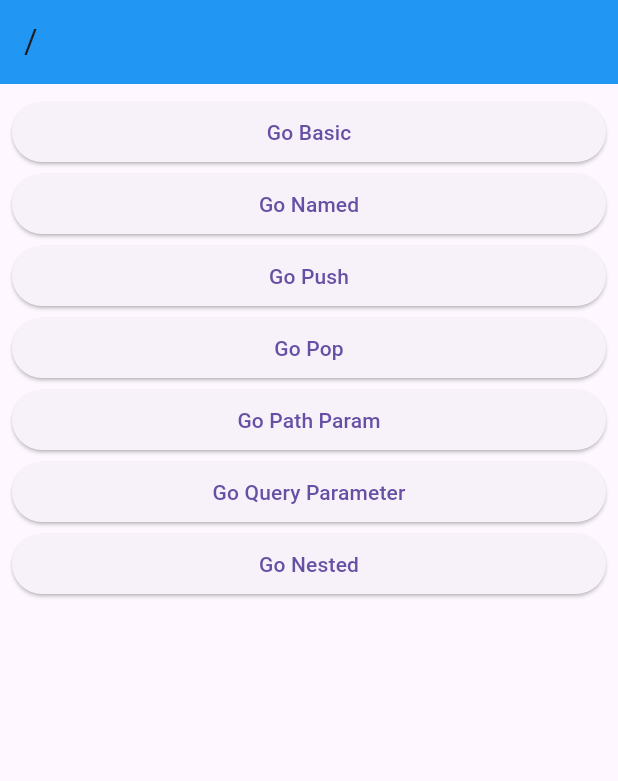
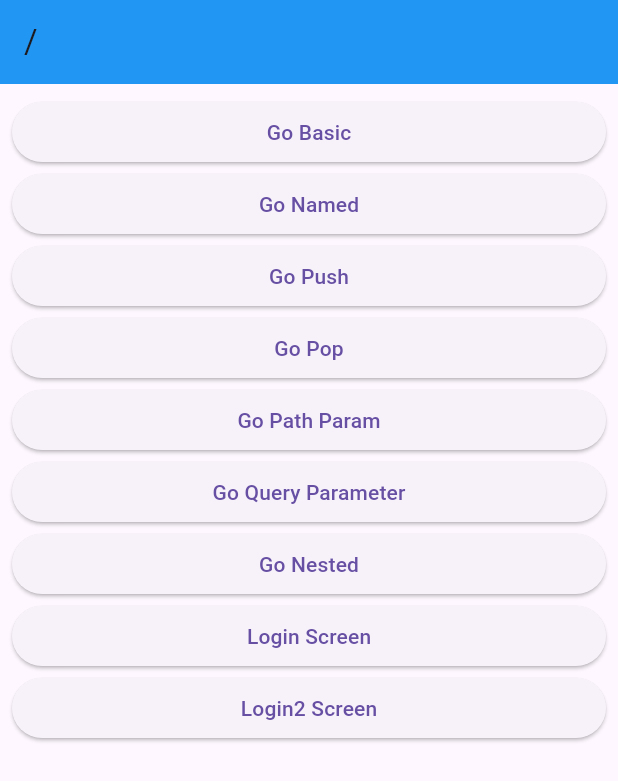
Before and after one commit to DeukYu/inflearn-flutter-intermediate, a Flutter app: the screen it shows after launch, on a phone screen of 412 x 824 dp. Shown: the top 781 px of the screen. Run offline on Flutter 3.47's test engine with Material 3 defaults, Android fonts, the phone set to English and light mode, and no system bars; our stand-ins replace dio, flutter_riverpod, flutter_secure_storage, go_router, retrofit, riverpod_annotation and 1 more; generated files the repository leaves out were written again.

Commit message:
go_router example

```diff
--- a/go_router_v7/lib/route/router.dart
+++ b/go_router_v7/lib/route/router.dart
@@ -1,14 +1,18 @@
 import 'package:go_router/go_router.dart';
-import 'package:go_router_v7/screen/basic_screen.dart';
-import 'package:go_router_v7/screen/named_screen.dart';
+import 'package:go_router_v7/screen/1_basic_screen.dart';
+import 'package:go_router_v7/screen/2_named_screen.dart';
+import 'package:go_router_v7/screen/9_login_screen.dart';
 import 'package:go_router_v7/screen/nested_child_screen.dart';
 import 'package:go_router_v7/screen/nested_screen.dart';
 import 'package:go_router_v7/screen/path_param_screen.dart';
 import 'package:go_router_v7/screen/pop_base_screen.dart';
 import 'package:go_router_v7/screen/pop_return_screen.dart';
+import 'package:go_router_v7/screen/private_screen.dart';
 import 'package:go_router_v7/screen/push_screen.dart';
 import 'package:go_router_v7/screen/query_parameter.dart';
 import 'package:go_router_v7/screen/root_screen.dart';
+
+bool authState = false;
 
 final router = GoRouter(
   routes: [
@@ -96,6 +100,32 @@
             ),
           ],
         ),
+        GoRoute(
+          path: 'login',
+          builder: (context, state) => LoginScreen(),
+          routes: [
+            GoRoute(
+              path: 'private',
+              builder: (context, state) => PrivateScreen(),
+            ),
+          ],
+        ),
+        GoRoute(
+          path: 'login2',
+          builder: (context, state) => LoginScreen(),
+          routes: [
+            GoRoute(
+              path: 'private',
+              builder: (context, state) => PrivateScreen(),
+              redirect: (context, state) {
+                if (!authState) {
+                  return '/login2';
+                }
+                return null;
+              },
+            ),
+          ],
+        ),
       ],
     ),
   ],
--- a/go_router_v7/lib/screen/root_screen.dart
+++ b/go_router_v7/lib/screen/root_screen.dart
@@ -52,6 +52,18 @@
             },
             child: const Text('Go Nested'),
           ),
+          ElevatedButton(
+            onPressed: () {
+              context.go('/login');
+            },
+            child: const Text('Login Screen'),
+          ),
+          ElevatedButton(
+            onPressed: () {
+              context.go('/login2');
+            },
+            child: const Text('Login2 Screen'),
+          ),
         ],
       ),
     );
```
Also changed, not shown: go_router_v7/lib/screen/9_login_screen.dart (added, +34 -0 lines), go_router_v7/lib/screen/private_screen.dart (added, +15 -0 lines), go_router_v7/lib/screen/1_basic_screen.dart (renamed from go_router_v7/lib/screen/basic_screen.dart), go_router_v7/lib/screen/2_named_screen.dart (renamed from go_router_v7/lib/screen/named_screen.dart).
